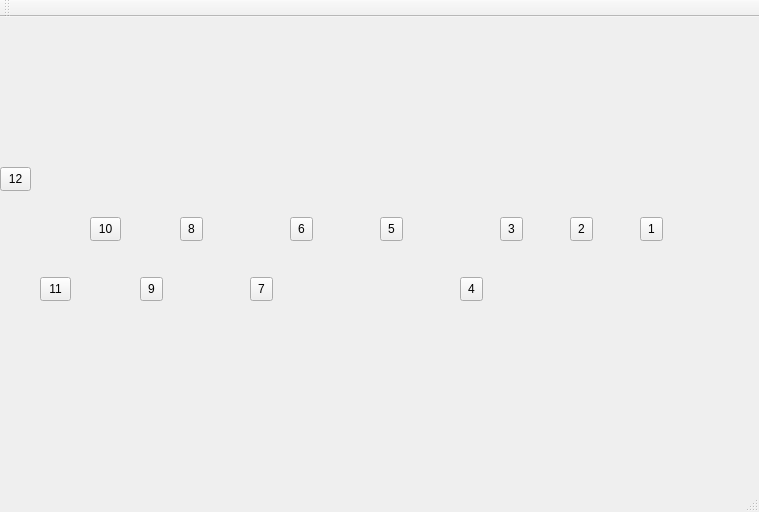
Before: the Qt Designer form rem.ui in ShemK/Open-Source-Spectrum-Access-System, drawn with Qt 5.
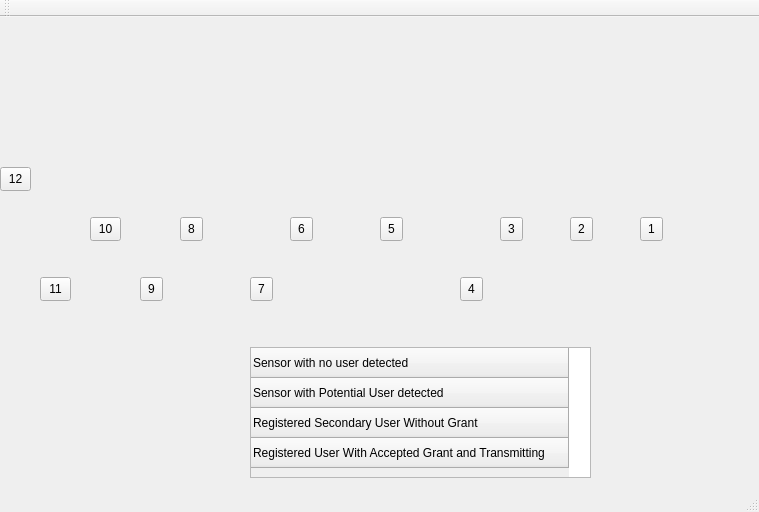
After: the same form once the commit is applied.

```diff
--- a/rem.ui
+++ b/rem.ui
@@ -180,6 +180,64 @@
      </rect>
     </property>
    </widget>
+   <widget class="QTableWidget" name="tableWidget">
+    <property name="geometry">
+     <rect>
+      <x>250</x>
+      <y>330</y>
+      <width>341</width>
+      <height>131</height>
+     </rect>
+    </property>
+    <row>
+     <property name="text">
+      <string>Sensor with no user detected</string>
+     </property>
+     <property name="background">
+      <color>
+       <red>0</red>
+       <green>255</green>
+       <blue>0</blue>
+      </color>
+     </property>
+    </row>
+    <row>
+     <property name="text">
+      <string>Sensor with Potential User detected</string>
+     </property>
+     <property name="background">
+      <color>
+       <red>255</red>
+       <green>0</green>
+       <blue>0</blue>
+      </color>
+     </property>
+    </row>
+    <row>
+     <property name="text">
+      <string>Registered Secondary User Without Grant </string>
+     </property>
+     <property name="background">
+      <color>
+       <red>255</red>
+       <green>255</green>
+       <blue>0</blue>
+      </color>
+     </property>
+    </row>
+    <row>
+     <property name="text">
+      <string>Registered User With Accepted Grant and Transmitting</string>
+     </property>
+     <property name="background">
+      <color>
+       <red>0</red>
+       <green>0</green>
+       <blue>255</blue>
+      </color>
+     </property>
+    </row>
+   </widget>
   </widget>
   <widget class="QMenuBar" name="menuBar">
    <property name="geometry">
```
